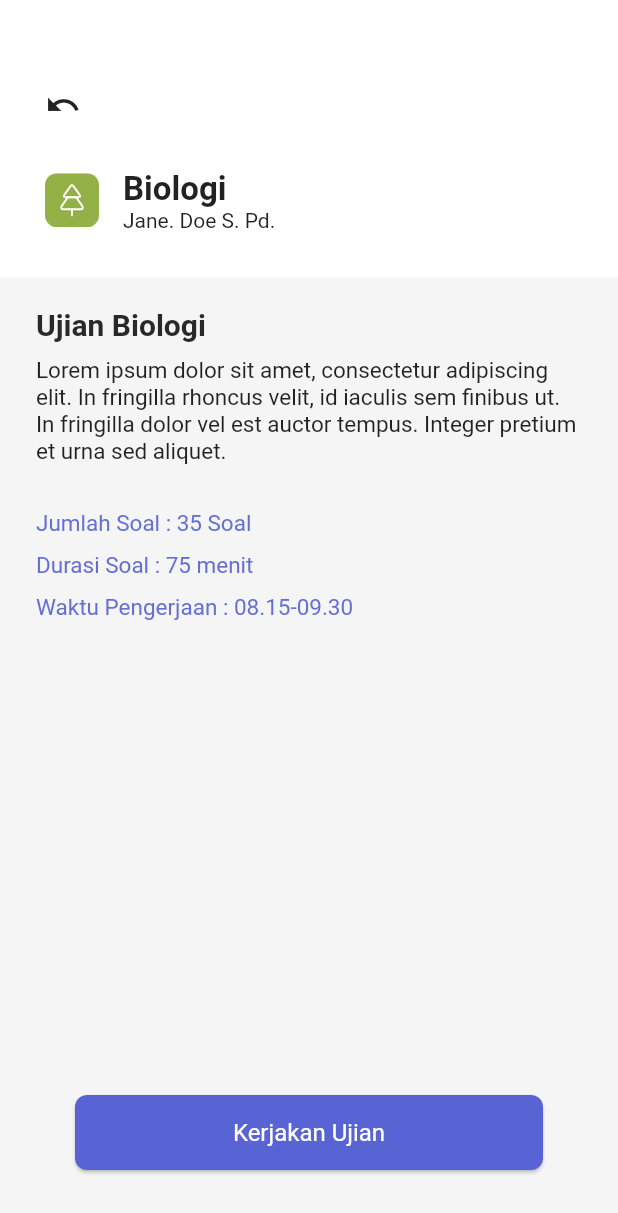
After one commit to Lifwn/Diksi_Mobile_siswa_Alif, a Flutter app: the UjianCard screen opened directly, on a phone screen of 412 x 824 dp. The commit adds this screen. Shown: the top 1213 px of the screen. Run offline on Flutter 3.47's test engine with Material 2 defaults, Android fonts, the phone set to English and light mode, and no system bars; our stand-ins replace flutter_svg, smooth_page_indicator.

Commit message:
card ujian done

```diff
--- /dev/null
+++ b/lib/biologiujian.dart
@@ -0,0 +1,21 @@
+import 'package:first_app/widget/UjianCard.dart';
+import 'package:flutter/material.dart';
+
+class biologiujian extends StatelessWidget {
+  const biologiujian({super.key});
+
+  @override
+  Widget build(BuildContext context) {
+    return UjianCard(
+      subject: "Biologi",
+      teacherName: "Jane. Doe S. Pd.",
+      description:
+          "Lorem ipsum dolor sit amet, consectetur adipiscing elit. In fringilla rhoncus velit, id iaculis sem finibus ut. In fringilla dolor vel est auctor tempus. Integer pretium et urna sed aliquet.",
+      assetPath: "assets/tree.svg",
+      totalquestion: "35 Soal",
+      totaltime: "75 menit",
+      hour: "08.15-09.30",
+      onTap: () {},
+    );
+  }
+}
--- /dev/null
+++ b/lib/matematikaujian.dart
@@ -0,0 +1,25 @@
+import 'package:first_app/widget/UjianCard.dart';
+import 'package:flutter/material.dart';
+
+class matematikaujian extends StatefulWidget {
+  const matematikaujian({super.key});
+
+  @override
+  State<matematikaujian> createState() => matematikaujianState();
+}
+
+class matematikaujianState extends State<matematikaujian> {
+  @override
+  Widget build(BuildContext context) {
+    return UjianCard(
+        subject: "Matematika",
+        teacherName: "Jane Doe S.Pd.",
+        description:
+            "Lorem ipsum dolor sit amet, consectetur adipiscing elit. In fringilla rhoncus velit, id iaculis sem finibus ut. In fringilla dolor vel est auctor tempus. Integer pretium et urna sed aliquet.",
+        assetPath: "assets/math.svg",
+        totalquestion: "35 Soal",
+        hour: "07.00 - 08.30",
+        totaltime: "90 menit",
+        onTap: () {});
+  }
+}
--- a/lib/ujian.dart
+++ b/lib/ujian.dart
@@ -1,3 +1,5 @@
+import 'package:first_app/biologiujian.dart';
+import 'package:first_app/matematikaujian.dart';
 import 'package:first_app/navbar.dart';
 import 'package:first_app/sidebar.dart';
 import 'package:first_app/widget/mapelujian.dart';
@@ -181,6 +183,12 @@ class _chipsState extends State<chips> {
                 point1: " -  Aritmatika",
                 point2: " -  Bangun Datar",
                 point3: " - Logaritma dalam Pemecahan Sehari Hari",
+                onTap: () {
+                  Navigator.push(
+                    context,
+                    MaterialPageRoute(builder: (context) => matematikaujian()),
+                  );
+                },
               ),
               mapelujian(
                 colorbox: Color(0xff94B147),
@@ -190,6 +198,12 @@ class _chipsState extends State<chips> {
                 time: "09.00 - 10.30",
                 point1: " - Fotosintesis",
                 point2: " - Sel Tumbuhan dan Hewan",
+                onTap: () {
+                  Navigator.push(
+                    context,
+                    MaterialPageRoute(builder: (context) => biologiujian()),
+                  );
+                },
               ),
               mapelujian(
                 imgPath: "assets/english.svg",
--- /dev/null
+++ b/lib/widget/UjianCard.dart
@@ -0,0 +1,232 @@
+import 'package:first_app/ujian.dart';
+import 'package:flutter/material.dart';
+import 'package:flutter_svg/svg.dart';
+
+class UjianCard extends StatefulWidget {
+  final String subject;
+  final String teacherName;
+  final String description;
+  final String assetPath;
+  final String totalquestion;
+  final String totaltime;
+  final String hour;
+  final VoidCallback? onTap;
+
+  UjianCard({
+    required this.subject,
+    required this.teacherName,
+    required this.description,
+    required this.assetPath,
+    required this.totalquestion,
+    required this.hour,
+    required this.totaltime,
+    required this.onTap,
+  });
+
+  @override
+  _UjianCardState createState() => _UjianCardState();
+}
+
+class _UjianCardState extends State<UjianCard> {
+  @override
+  Widget build(BuildContext context) {
+    return Scaffold(
+      backgroundColor: Color(0xfff5f5f5),
+      body: Container(
+        child: Column(
+          crossAxisAlignment: CrossAxisAlignment.start,
+          children: [
+            Container(
+              padding: EdgeInsets.only(bottom: 30),
+              color: Colors.white,
+              child: Column(
+                children: [
+                  SizedBox(
+                    height: 38,
+                    child: Container(),
+                  ),
+                  Container(
+                    margin: EdgeInsets.only(left: 30, right: 30, top: 20),
+                    child: Row(
+                      mainAxisAlignment: MainAxisAlignment.start,
+                      crossAxisAlignment: CrossAxisAlignment.end,
+                      children: [
+                        SizedBox(
+                          height: 24,
+                          width: 24,
+                          child: IconButton(
+                            padding: EdgeInsets.zero,
+                            splashRadius: 25,
+                            icon: Icon(Icons.undo),
+                            onPressed: () {
+                              Navigator.push(
+                                context,
+                                MaterialPageRoute(
+                                    builder: (context) => ujian()),
+                              );
+                            },
+                          ),
+                        ),
+                      ],
+                    ),
+                  ),
+                  Container(
+                    margin: EdgeInsets.only(left: 30, right: 30, top: 30),
+                    child: Column(
+                      crossAxisAlignment: CrossAxisAlignment.start,
+                      children: [
+                        Row(
+                          children: [
+                            SvgPicture.asset(
+                              widget.assetPath,
+                              height: 36,
+                              width: 36,
+                            ),
+                            Container(
+                              margin: EdgeInsets.only(left: 16),
+                              child: Column(
+                                crossAxisAlignment: CrossAxisAlignment.start,
+                                children: [
+                                  Container(
+                                    margin: EdgeInsets.only(top: 1),
+                                    child: Text(
+                                      widget.subject,
+                                      style: TextStyle(
+                                        fontSize: 22,
+                                        fontWeight: FontWeight.w700,
+                                      ),
+                                    ),
+                                  ),
+                                  Container(
+                                    margin: EdgeInsets.only(top: 0),
+                                    child: Text(
+                                      widget.teacherName,
+                                      style: TextStyle(
+                                        fontSize: 14,
+                                      ),
+                                    ),
+                                  ),
+                                ],
+                              ),
+                            ),
+                          ],
+                        ),
+                      ],
+                    ),
+                  ),
+                ],
+              ),
+            ),
+            Container(
+              padding: EdgeInsets.only(bottom: 0, left: 24, right: 24),
+              margin: EdgeInsets.only(
+                top: 0,
+              ),
+              color: Color(0xfff5f5f5),
+              child: Column(
+                crossAxisAlignment: CrossAxisAlignment.start,
+                children: [
+                  Container(
+                    margin: EdgeInsets.only(left: 0, top: 20),
+                    child: Text(
+                      "Ujian ${widget.subject}",
+                      style: TextStyle(
+                        fontSize: 20,
+                        fontWeight: FontWeight.w700,
+                        color: Color(0xff292929),
+                      ),
+                    ),
+                  ),
+                  Container(
+                    margin: EdgeInsets.only(left: 0, top: 10, right: 0),
+                    child: Text(
+                      widget.description,
+                      style: TextStyle(
+                        fontSize: 15,
+                        fontWeight: FontWeight.w400,
+                      ),
+                    ),
+                  ),
+                  Container(
+                    margin: EdgeInsets.only(top: 20),
+                    child: Column(
+                      crossAxisAlignment: CrossAxisAlignment.start,
+                      children: [
+                        Container(
+                          margin: EdgeInsets.only(top: 10),
+                          child: Text(
+                            "Jumlah Soal : ${widget.totalquestion}",
+                            style: TextStyle(
+                              fontWeight: FontWeight.w400,
+                              fontSize: 15,
+                              color: Color(0xff646fd4),
+                            ),
+                          ),
+                        ),
+                        Container(
+                          margin: EdgeInsets.only(top: 10),
+                          child: Text(
+                            "Durasi Soal : ${widget.totaltime}",
+                            style: TextStyle(
+                              fontWeight: FontWeight.w400,
+                              fontSize: 15,
+                              color: Color(0xff646fd4),
+                            ),
+                          ),
+                        ),
+                        Container(
+                          margin: EdgeInsets.only(top: 10),
+                          child: Text(
+                            "Waktu Pengerjaan : ${widget.hour}",
+                            style: TextStyle(
+                              fontWeight: FontWeight.w400,
+                              fontSize: 15,
+                              color: Color(0xff646fd4),
+                            ),
+                          ),
+                        ),
+                      ],
+                    ),
+                  ),
+                ],
+              ),
+            ),
+            Expanded(
+              child: Align(
+                alignment: Alignment.bottomCenter,
+                child: Container(
+                  margin: EdgeInsets.only(bottom: 40),
+                  child: InkWell(
+                    onTap: widget.onTap,
+                    child: Container(
+                      child: Card(
+                        color: Color(0xff5864D3),
+                        shape: RoundedRectangleBorder(
+                          borderRadius: BorderRadius.circular(8),
+                        ),
+                        child: Container(
+                          width: 312,
+                          height: 50,
+                          child: Center(
+                            child: Text(
+                              "Kerjakan Ujian",
+                              style: TextStyle(
+                                color: Colors.white,
+                                fontSize: 16,
+                                fontWeight: FontWeight.w400,
+                              ),
+                            ),
+                          ),
+                        ),
+                      ),
+                    ),
+                  ),
+                ),
+              ),
+            ),
+          ],
+        ),
+      ),
+    );
+  }
+}
--- /dev/null
+++ b/lib/widget/dump.txt
@@ -0,0 +1,22 @@
+super.key,
+    this.imgPath = "",
+    this.desc = "",
+    this.jumlahsoal = "",
+    this.onTap,
+    this.teacher = "",
+    this.time = "",
+    this.title = "",
+    this.totaltime = "",
+
+
+
+
+
+String imgPath;
+String title;
+String teacher;
+String desc;
+String jumlahsoal;
+String time;
+String totaltime;
+VoidCallback? onTap;
--- a/lib/widget/template_box.dart
+++ b/lib/widget/template_box.dart
@@ -38,7 +38,7 @@ class TemplateBox extends StatelessWidget {
         child: Column(
           children: [
             Card(
-              //box kiri
+              //box
               color: colorBox,
               shape: RoundedRectangleBorder(
                 borderRadius: BorderRadius.circular(8),
```
Also changed, not shown: assets/vector/undo.svg (added).
